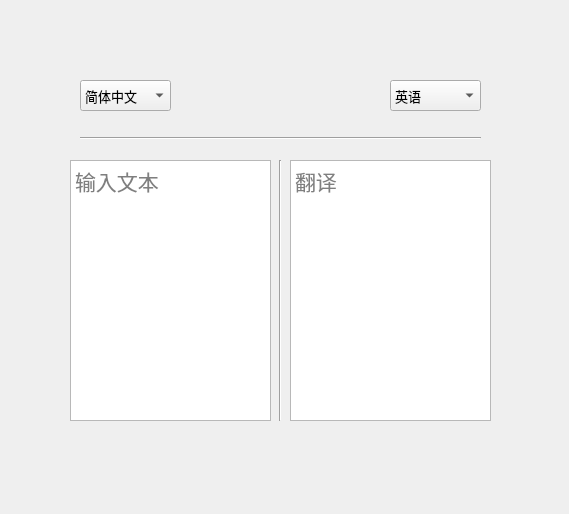
Before: the Qt Designer form qt/ui/TranslateUi.ui in nerkeler/translate, drawn with Qt 5.
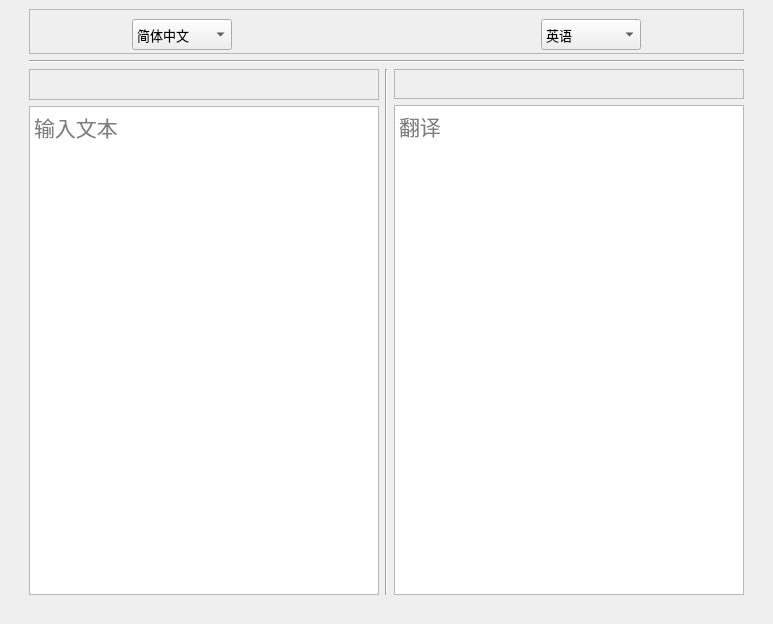
After: the same form once the commit is applied. Icons and pictures are not drawn.

The edit to the form file:
```diff
--- a/qt/ui/TranslateUi.ui
+++ b/qt/ui/TranslateUi.ui
@@ -6,27 +6,89 @@
    <rect>
     <x>0</x>
     <y>0</y>
-    <width>569</width>
-    <height>514</height>
+    <width>773</width>
+    <height>624</height>
    </rect>
   </property>
   <property name="windowTitle">
    <string>MainWindow</string>
   </property>
   <widget class="QWidget" name="centralwidget">
+   <layout class="QGridLayout" name="gridLayout">
+    <item row="0" column="0">
+     <spacer name="verticalSpacer">
+      <property name="orientation">
+       <enum>Qt::Vertical</enum>
+      </property>
+      <property name="sizeHint" stdset="0">
+       <size>
+        <width>20</width>
+        <height>40</height>
+       </size>
+      </property>
+     </spacer>
+    </item>
+    <item row="0" column="2">
+     <spacer name="verticalSpacer_2">
+      <property name="orientation">
+       <enum>Qt::Vertical</enum>
+      </property>
+      <property name="sizeHint" stdset="0">
+       <size>
+        <width>20</width>
+        <height>40</height>
+       </size>
+      </property>
+     </spacer>
+    </item>
+    <item row="0" column="1">
+     <layout class="QVBoxLayout" name="verticalLayout_3">
+      <item>
+       <widget class="QFrame" name="frame_3">
+        <property name="minimumSize">
+         <size>
+          <width>0</width>
+          <height>45</height>
+         </size>
+        </property>
+        <property name="maximumSize">
+         <size>
+          <width>16777215</width>
+          <height>45</height>
+         </size>
+        </property>
+        <property name="frameShape">
+         <enum>QFrame::StyledPanel</enum>
+        </property>
+        <property name="frameShadow">
+         <enum>QFrame::Raised</enum>
+        </property>
+        <layout class="QHBoxLayout" name="horizontalLayout_4">
+         <item>
+          <spacer name="horizontalSpacer_3">
+           <property name="orientation">
+            <enum>Qt::Horizontal</enum>
+           </property>
+           <property name="sizeHint" stdset="0">
+            <size>
+             <width>83</width>
+             <height>20</height>
+            </size>
+           </property>
+          </spacer>
+         </item>
+         <item>
    <widget class="QComboBox" name="sourceComboBox">
-    <property name="geometry">
-     <rect>
-      <x>80</x>
-      <y>80</y>
-      <width>91</width>
+           <property name="minimumSize">
+            <size>
+             <width>100</width>
       <height>31</height>
-     </rect>
+            </size>
     </property>
     <property name="maximumSize">
      <size>
-      <width>16777215</width>
-      <height>110</height>
+             <width>100</width>
+             <height>31</height>
      </size>
     </property>
     <property name="font">
@@ -65,70 +127,32 @@
      </property>
     </item>
    </widget>
-   <widget class="QComboBox" name="targetComboBox">
-    <property name="geometry">
-     <rect>
-      <x>390</x>
-      <y>80</y>
-      <width>91</width>
-      <height>31</height>
-     </rect>
-    </property>
-    <property name="maximumSize">
+         </item>
+         <item>
+          <spacer name="horizontalSpacer_5">
+           <property name="orientation">
+            <enum>Qt::Horizontal</enum>
+           </property>
+           <property name="sizeHint" stdset="0">
      <size>
-      <width>16777215</width>
-      <height>110</height>
-     </size>
-    </property>
-    <property name="font">
-     <font>
-      <pointsize>10</pointsize>
-     </font>
-    </property>
-    <item>
-     <property name="text">
-      <string>英语</string>
-     </property>
+             <width>84</width>
+             <height>20</height>
+            </size>
+           </property>
+          </spacer>
     </item>
     <item>
-     <property name="text">
-      <string>AUTO</string>
-     </property>
-    </item>
-    <item>
-     <property name="text">
-      <string>简体中文</string>
-     </property>
-    </item>
-    <item>
-     <property name="text">
-      <string>繁体中文</string>
-     </property>
-    </item>
-    <item>
-     <property name="text">
-      <string>粤语</string>
-     </property>
-    </item>
-    <item>
-     <property name="text">
-      <string>日语</string>
-     </property>
-    </item>
-   </widget>
    <widget class="QLabel" name="exchangeLabel">
-    <property name="geometry">
-     <rect>
-      <x>220</x>
-      <y>70</y>
+           <property name="minimumSize">
+            <size>
       <width>111</width>
-      <height>51</height>
-     </rect>
+             <height>31</height>
+            </size>
     </property>
     <property name="maximumSize">
      <size>
-      <width>16777215</width>
-      <height>110</height>
+             <width>111</width>
+             <height>31</height>
      </size>
     </property>
     <property name="text">
@@ -141,116 +165,145 @@
      <bool>true</bool>
     </property>
    </widget>
-   <widget class="QTextEdit" name="sourceTextEdit">
-    <property name="geometry">
-     <rect>
-      <x>70</x>
-      <y>160</y>
-      <width>201</width>
-      <height>261</height>
-     </rect>
-    </property>
-    <property name="font">
-     <font>
-      <family>Consolas</family>
-      <pointsize>16</pointsize>
-     </font>
-    </property>
-    <property name="placeholderText">
-     <string>输入文本</string>
-    </property>
-   </widget>
-   <widget class="QTextEdit" name="targetTextEdit">
-    <property name="geometry">
-     <rect>
-      <x>290</x>
-      <y>160</y>
-      <width>201</width>
-      <height>261</height>
-     </rect>
+         </item>
+         <item>
+          <spacer name="horizontalSpacer_6">
+           <property name="orientation">
+            <enum>Qt::Horizontal</enum>
+           </property>
+           <property name="sizeHint" stdset="0">
+            <size>
+             <width>83</width>
+             <height>20</height>
+            </size>
+           </property>
+          </spacer>
+         </item>
+         <item>
+          <widget class="QComboBox" name="targetComboBox">
+           <property name="minimumSize">
+            <size>
+             <width>100</width>
+             <height>31</height>
+            </size>
+           </property>
+           <property name="maximumSize">
+            <size>
+             <width>100</width>
+             <height>31</height>
+            </size>
     </property>
     <property name="font">
      <font>
-      <family>Consolas</family>
-      <pointsize>16</pointsize>
-     </font>
-    </property>
-    <property name="placeholderText">
-     <string>翻译</string>
-    </property>
-   </widget>
-   <widget class="QLabel" name="speakerLabel2">
-    <property name="geometry">
-     <rect>
-      <x>470</x>
-      <y>420</y>
-      <width>21</width>
-      <height>21</height>
-     </rect>
-    </property>
+             <pointsize>10</pointsize>
+            </font>
+           </property>
+           <item>
+            <property name="text">
+             <string>英语</string>
+            </property>
+           </item>
+           <item>
+            <property name="text">
+             <string>AUTO</string>
+            </property>
+           </item>
+           <item>
     <property name="text">
-     <string/>
-    </property>
-    <property name="pixmap">
-     <pixmap resource="../resource/resource.qrc">:/resource/speakers.png</pixmap>
-    </property>
-    <property name="scaledContents">
-     <bool>true</bool>
-    </property>
-   </widget>
+             <string>简体中文</string>
+            </property>
+           </item>
+           <item>
+            <property name="text">
+             <string>繁体中文</string>
+            </property>
+           </item>
+           <item>
+            <property name="text">
+             <string>粤语</string>
+            </property>
+           </item>
+           <item>
+            <property name="text">
+             <string>日语</string>
+            </property>
+           </item>
+          </widget>
+         </item>
+         <item>
+          <spacer name="horizontalSpacer_4">
+           <property name="orientation">
+            <enum>Qt::Horizontal</enum>
+           </property>
+           <property name="sizeHint" stdset="0">
+            <size>
+             <width>83</width>
+             <height>20</height>
+            </size>
+           </property>
+          </spacer>
+         </item>
+        </layout>
+       </widget>
+      </item>
+      <item>
    <widget class="Line" name="line_2">
-    <property name="geometry">
-     <rect>
-      <x>80</x>
-      <y>130</y>
-      <width>401</width>
-      <height>16</height>
-     </rect>
-    </property>
     <property name="orientation">
      <enum>Qt::Horizontal</enum>
     </property>
    </widget>
-   <widget class="QLabel" name="clearLlabel">
-    <property name="geometry">
-     <rect>
-      <x>260</x>
-      <y>140</y>
-      <width>21</width>
-      <height>21</height>
-     </rect>
-    </property>
-    <property name="text">
-     <string/>
-    </property>
-    <property name="pixmap">
-     <pixmap resource="../resource/resource.qrc">:/resource/close.png</pixmap>
-    </property>
-    <property name="scaledContents">
-     <bool>true</bool>
-    </property>
-   </widget>
-   <widget class="Line" name="line">
-    <property name="geometry">
-     <rect>
-      <x>270</x>
-      <y>160</y>
-      <width>20</width>
-      <height>261</height>
-     </rect>
-    </property>
+      </item>
+      <item>
+       <layout class="QHBoxLayout" name="horizontalLayout_3">
+        <item>
+         <layout class="QVBoxLayout" name="verticalLayout_2">
+          <item>
+           <widget class="QFrame" name="frame">
+            <property name="minimumSize">
+             <size>
+              <width>0</width>
+              <height>31</height>
+             </size>
+            </property>
+            <property name="maximumSize">
+             <size>
+              <width>16777215</width>
+              <height>31</height>
+             </size>
+            </property>
+            <property name="frameShape">
+             <enum>QFrame::StyledPanel</enum>
+            </property>
+            <property name="frameShadow">
+             <enum>QFrame::Raised</enum>
+            </property>
+            <layout class="QHBoxLayout" name="horizontalLayout">
+             <item>
+              <spacer name="horizontalSpacer">
     <property name="orientation">
-     <enum>Qt::Vertical</enum>
-    </property>
-   </widget>
+                <enum>Qt::Horizontal</enum>
+               </property>
+               <property name="sizeHint" stdset="0">
+                <size>
+                 <width>242</width>
+                 <height>8</height>
+                </size>
+               </property>
+              </spacer>
+             </item>
+             <item>
    <widget class="QLabel" name="speakerLabel1">
-    <property name="geometry">
-     <rect>
-      <x>250</x>
-      <y>420</y>
+               <property name="minimumSize">
+                <size>
       <width>21</width>
       <height>21</height>
-     </rect>
+                </size>
+               </property>
+               <property name="maximumSize">
+                <size>
+                 <width>21</width>
+                 <height>21</height>
+                </size>
     </property>
     <property name="text">
      <string/>
@@ -262,14 +315,20 @@
      <bool>true</bool>
     </property>
    </widget>
+             </item>
+             <item>
    <widget class="QLabel" name="pasteLabel">
-    <property name="geometry">
-     <rect>
-      <x>230</x>
-      <y>140</y>
+               <property name="minimumSize">
+                <size>
       <width>21</width>
       <height>21</height>
-     </rect>
+                </size>
+               </property>
+               <property name="maximumSize">
+                <size>
+                 <width>21</width>
+                 <height>21</height>
+                </size>
     </property>
     <property name="text">
      <string/>
@@ -281,14 +340,137 @@
      <bool>true</bool>
     </property>
    </widget>
+             </item>
+             <item>
+              <widget class="QLabel" name="clearLlabel">
+               <property name="minimumSize">
+                <size>
+                 <width>21</width>
+                 <height>21</height>
+                </size>
+               </property>
+               <property name="maximumSize">
+                <size>
+                 <width>21</width>
+                 <height>21</height>
+                </size>
+               </property>
+               <property name="text">
+                <string/>
+               </property>
+               <property name="pixmap">
+                <pixmap resource="../resource/resource.qrc">:/resource/close.png</pixmap>
+               </property>
+               <property name="scaledContents">
+                <bool>true</bool>
+               </property>
+              </widget>
+             </item>
+            </layout>
+           </widget>
+          </item>
+          <item>
+           <widget class="QTextEdit" name="sourceTextEdit">
+            <property name="minimumSize">
+             <size>
+              <width>200</width>
+              <height>260</height>
+             </size>
+            </property>
+            <property name="font">
+             <font>
+              <family>Consolas</family>
+              <pointsize>16</pointsize>
+             </font>
+            </property>
+            <property name="placeholderText">
+             <string>输入文本</string>
+            </property>
+           </widget>
+          </item>
+         </layout>
+        </item>
+        <item>
+         <widget class="Line" name="line">
+          <property name="orientation">
+           <enum>Qt::Vertical</enum>
+          </property>
+         </widget>
+        </item>
+        <item>
+         <layout class="QVBoxLayout" name="verticalLayout">
+          <item>
+           <widget class="QFrame" name="frame_2">
+            <property name="minimumSize">
+             <size>
+              <width>0</width>
+              <height>30</height>
+             </size>
+            </property>
+            <property name="maximumSize">
+             <size>
+              <width>16777215</width>
+              <height>30</height>
+             </size>
+            </property>
+            <property name="frameShape">
+             <enum>QFrame::StyledPanel</enum>
+            </property>
+            <property name="frameShadow">
+             <enum>QFrame::Raised</enum>
+            </property>
+            <layout class="QHBoxLayout" name="horizontalLayout_2">
+             <item>
+              <spacer name="horizontalSpacerTrans">
+               <property name="orientation">
+                <enum>Qt::Horizontal</enum>
+               </property>
+               <property name="sizeHint" stdset="0">
+                <size>
+                 <width>241</width>
+                 <height>7</height>
+                </size>
+               </property>
+              </spacer>
+             </item>
+             <item>
+              <widget class="QLabel" name="speakerLabel2">
+               <property name="minimumSize">
+                <size>
+                 <width>21</width>
+                 <height>21</height>
+                </size>
+               </property>
+               <property name="maximumSize">
+                <size>
+                 <width>21</width>
+                 <height>21</height>
+                </size>
+               </property>
+               <property name="text">
+                <string/>
+               </property>
+               <property name="pixmap">
+                <pixmap resource="../resource/resource.qrc">:/resource/speakers.png</pixmap>
+               </property>
+               <property name="scaledContents">
+                <bool>true</bool>
+               </property>
+              </widget>
+             </item>
+             <item>
    <widget class="QLabel" name="copyLabel">
-    <property name="geometry">
-     <rect>
-      <x>440</x>
-      <y>420</y>
+               <property name="minimumSize">
+                <size>
       <width>21</width>
       <height>21</height>
-     </rect>
+                </size>
+               </property>
+               <property name="maximumSize">
+                <size>
+                 <width>21</width>
+                 <height>21</height>
+                </size>
     </property>
     <property name="text">
      <string/>
@@ -300,14 +482,20 @@
      <bool>true</bool>
     </property>
    </widget>
+             </item>
+             <item>
    <widget class="QLabel" name="clearLlabel_2">
-    <property name="geometry">
-     <rect>
-      <x>470</x>
-      <y>140</y>
+               <property name="minimumSize">
+                <size>
       <width>21</width>
       <height>21</height>
-     </rect>
+                </size>
+               </property>
+               <property name="maximumSize">
+                <size>
+                 <width>21</width>
+                 <height>21</height>
+                </size>
     </property>
     <property name="text">
      <string/>
@@ -319,19 +507,53 @@
      <bool>true</bool>
     </property>
    </widget>
-   <zorder>sourceTextEdit</zorder>
-   <zorder>sourceComboBox</zorder>
-   <zorder>targetComboBox</zorder>
-   <zorder>exchangeLabel</zorder>
-   <zorder>targetTextEdit</zorder>
-   <zorder>speakerLabel2</zorder>
-   <zorder>line_2</zorder>
-   <zorder>line</zorder>
-   <zorder>clearLlabel</zorder>
-   <zorder>speakerLabel1</zorder>
-   <zorder>pasteLabel</zorder>
-   <zorder>copyLabel</zorder>
+             </item>
+            </layout>
+            <zorder>horizontalSpacerTrans</zorder>
    <zorder>clearLlabel_2</zorder>
+            <zorder>copyLabel</zorder>
+            <zorder>speakerLabel2</zorder>
+           </widget>
+          </item>
+          <item>
+           <widget class="QTextEdit" name="targetTextEdit">
+            <property name="minimumSize">
+             <size>
+              <width>200</width>
+              <height>260</height>
+             </size>
+            </property>
+            <property name="font">
+             <font>
+              <family>Consolas</family>
+              <pointsize>16</pointsize>
+             </font>
+            </property>
+            <property name="placeholderText">
+             <string>翻译</string>
+            </property>
+           </widget>
+          </item>
+         </layout>
+        </item>
+       </layout>
+      </item>
+     </layout>
+    </item>
+    <item row="1" column="1">
+     <spacer name="horizontalSpacer_2">
+      <property name="orientation">
+       <enum>Qt::Horizontal</enum>
+      </property>
+      <property name="sizeHint" stdset="0">
+       <size>
+        <width>40</width>
+        <height>20</height>
+       </size>
+      </property>
+     </spacer>
+    </item>
+   </layout>
   </widget>
  </widget>
  <resources>
```
Lines whose indentation alone changed are shown as unchanged.
